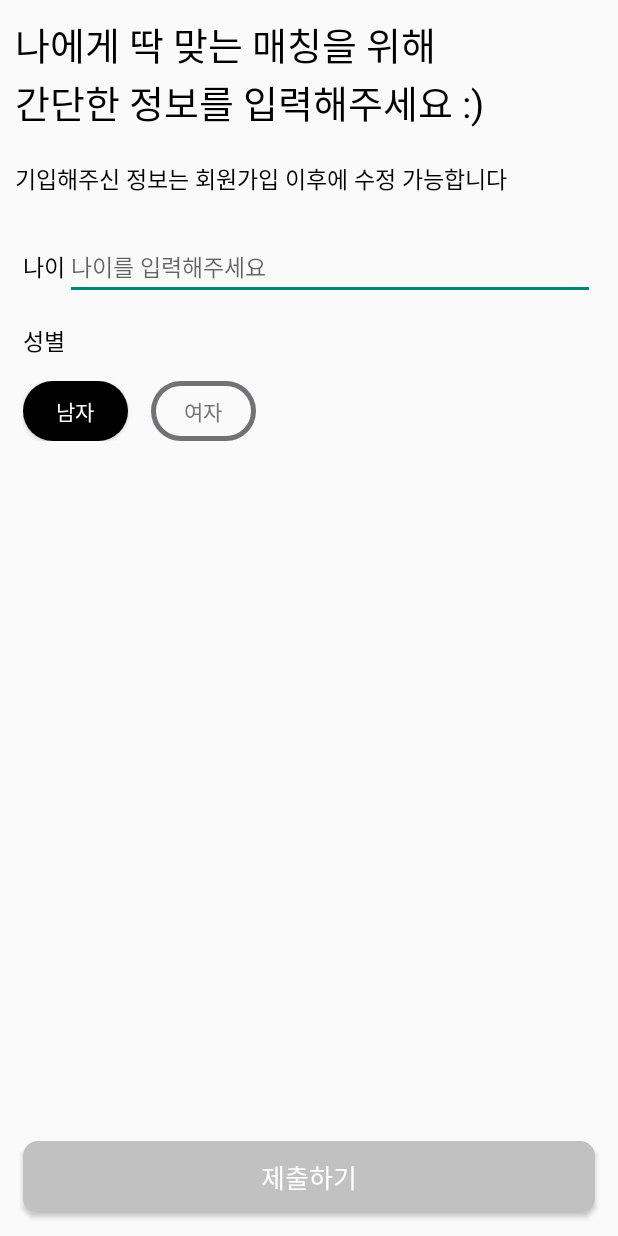
After one commit to hyunbin1/NAWA_Android, an Android app: the layout activtiy_join_third.xml on its own in the app's theme, with its tools: preview values and no code run, on a phone screen of 412 x 824 dp. The commit adds this screen. Run offline under Robolectric (Android 15) with nearby library versions, the phone set to English and light mode, and no system bars.

Commit message:
[ADD] activity_join_thrid.xml 추가

```diff
--- /dev/null
+++ b/app/src/main/res/drawable/button_sex.xml
@@ -0,0 +1,11 @@
+<?xml version="1.0" encoding="utf-8"?>
+<?xml version="1.0" encoding="utf-8"?>
+<shape xmlns:android="http://schemas.android.com/apk/res/android" android:shape="rectangle" >
+    <corners
+        android:radius="30dp"
+        />
+    <stroke
+        android:width="3dp"
+        android:color="#727174"
+        />
+</shape>
--- /dev/null
+++ b/app/src/main/res/drawable/button_sex_select.xml
@@ -0,0 +1,7 @@
+<?xml version="1.0" encoding="utf-8"?>
+<shape xmlns:android="http://schemas.android.com/apk/res/android" android:shape="rectangle" >
+    <corners
+        android:radius="30dp"/>
+    <solid
+        android:color="#000000"/>
+</shape>
--- /dev/null
+++ b/app/src/main/res/layout/activtiy_join_third.xml
@@ -0,0 +1,112 @@
+<?xml version="1.0" encoding="utf-8"?>
+<LinearLayout xmlns:android="http://schemas.android.com/apk/res/android"
+    android:layout_width="match_parent"
+    android:layout_height="match_parent"
+    android:orientation="vertical">
+    <LinearLayout
+        android:layout_width="match_parent"
+        android:layout_height="wrap_content"
+        android:orientation="vertical"
+        android:padding="10dp">
+        <TextView
+            android:layout_width="match_parent"
+            android:layout_height="wrap_content"
+            android:text="나에게 딱 맞는 매칭을 위해"
+            android:textSize="25sp"
+            android:textColor="@color/black"/>
+        <TextView
+            android:layout_width="match_parent"
+            android:layout_height="wrap_content"
+            android:text="간단한 정보를 입력해주세요 :)"
+            android:textSize="25sp"
+            android:textColor="@color/black"/>
+    </LinearLayout>
+    <TextView
+        android:layout_width="match_parent"
+        android:layout_height="wrap_content"
+        android:padding="10dp"
+        android:text="기입해주신 정보는 회원가입 이후에 수정 가능합니다"
+        android:textSize="15sp"
+        android:textColor="@color/black"/>
+    <LinearLayout
+        android:layout_width="match_parent"
+        android:layout_height="wrap_content"
+        android:padding="15dp"
+        android:layout_weight="1"
+        android:layout_gravity="center"
+        android:orientation="vertical">
+        <LinearLayout
+            android:layout_width="match_parent"
+            android:layout_height="wrap_content"
+            android:layout_marginBottom="15dp"
+            android:orientation="horizontal">
+            <TextView
+                android:layout_width="wrap_content"
+                android:layout_height="wrap_content"
+                android:text="나이"
+                android:layout_gravity="center"
+                android:textColor="@color/black"
+                android:textSize="15sp"/>
+            <EditText
+                android:id="@+id/age"
+                android:layout_width="match_parent"
+                android:layout_height="wrap_content"
+                android:hint="나이를 입력해주세요"
+                android:textSize="15sp"/>
+        </LinearLayout>
+        <LinearLayout
+            android:layout_width="match_parent"
+            android:layout_height="wrap_content"
+            android:layout_marginBottom="15dp"
+            android:orientation="vertical">
+            <LinearLayout
+                android:layout_width="wrap_content"
+                android:layout_height="wrap_content"
+                android:layout_marginBottom="15dp"
+                android:orientation="horizontal">
+                <TextView
+                    android:layout_width="wrap_content"
+                    android:layout_height="wrap_content"
+                    android:text="성별"
+                    android:layout_gravity="center"
+                    android:textColor="@color/black"
+                    android:textSize="15sp"/>
+                <TextView
+                    android:id="@+id/sex"
+                    android:layout_width="match_parent"
+                    android:layout_height="wrap_content"
+                    android:textColor="@color/black"
+                    android:textSize="15sp"/>
+            </LinearLayout>
+            <LinearLayout
+                android:layout_width="match_parent"
+                android:layout_height="wrap_content"
+                android:orientation="horizontal">
+                <Button
+                    android:id="@+id/male"
+                    android:layout_width="70dp"
+                    android:layout_height="40dp"
+                    android:background="@drawable/button_sex_select"
+                    android:layout_marginRight="15dp"
+                    android:text="남자"
+                    android:textColor="@color/white"/>
+                <Button
+                    android:id="@+id/female"
+                    android:layout_width="70dp"
+                    android:layout_height="40dp"
+                    android:background="@drawable/button_sex"
+                    android:text="여자"
+                    android:textColor="@color/nonselect"/>
+            </LinearLayout>
+        </LinearLayout>
+
+    </LinearLayout>
+    <Button
+        android:layout_width="match_parent"
+        android:layout_height="wrap_content"
+        android:background="@drawable/button_round_cntclick"
+        android:layout_margin="15dp"
+        android:text="제출하기"
+        android:textSize="17sp"
+        android:textColor="@color/white"/>
+</LinearLayout>
--- a/app/src/main/res/values/colors.xml
+++ b/app/src/main/res/values/colors.xml
@@ -5,4 +5,5 @@
     <color name="orange">#F6963E</color>
     <color name="background">#F8F8F8</color>
     <color name="warn">#EF2424</color>
+    <color name="nonselect">#727174</color>
 </resources>
```
